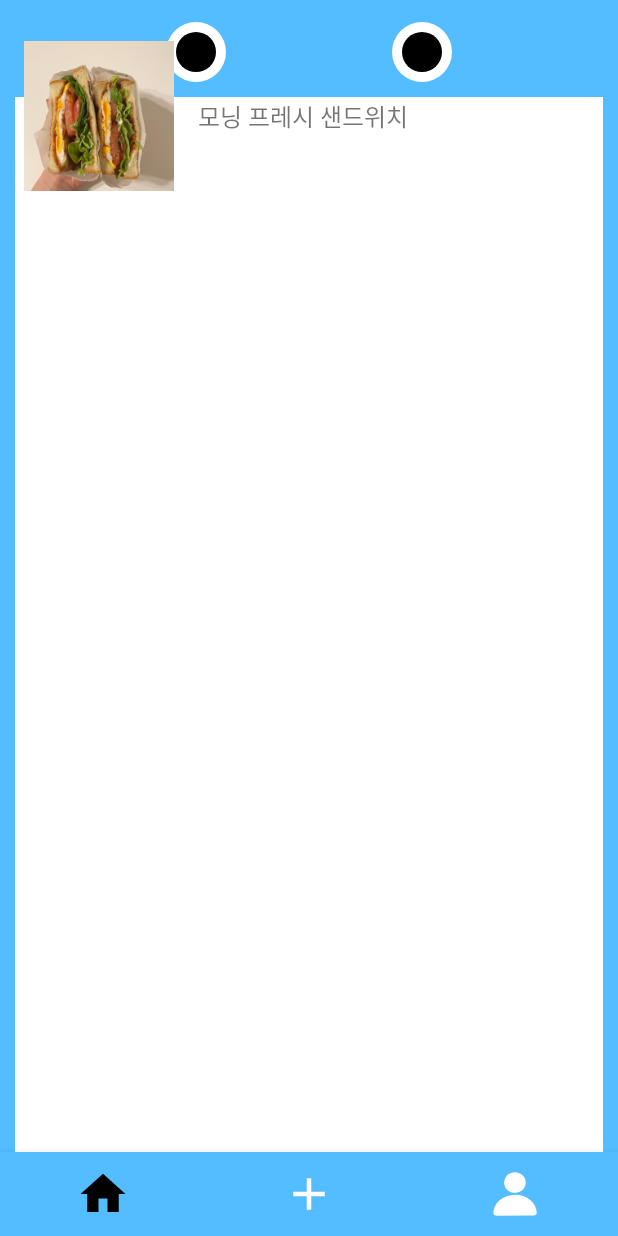
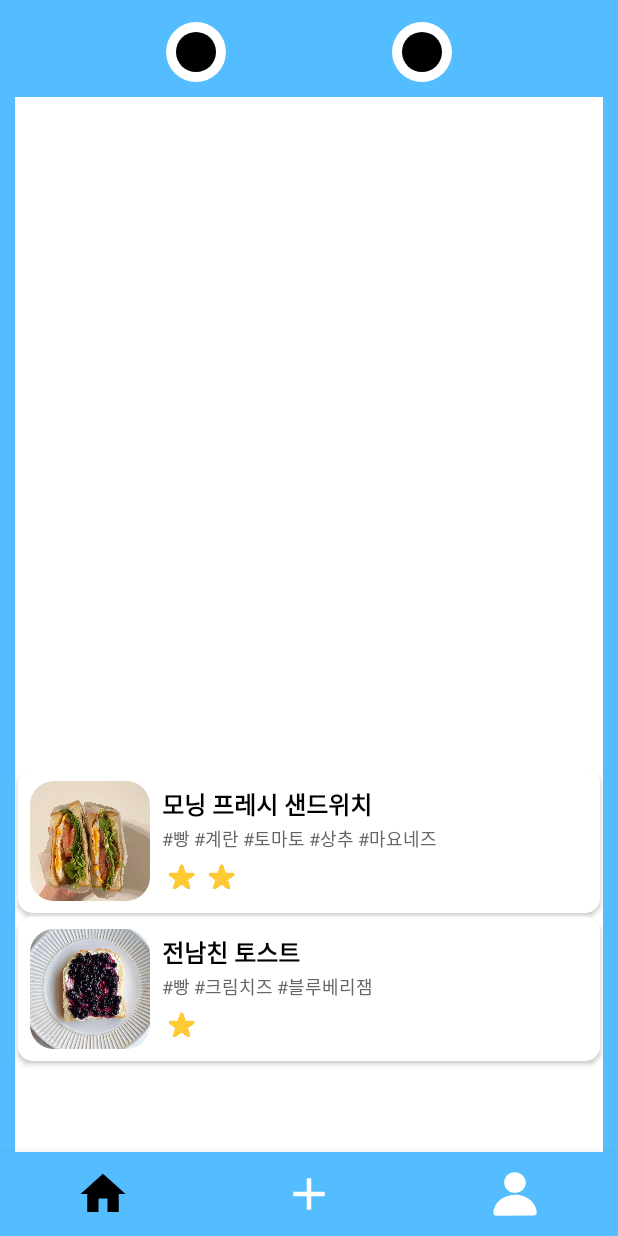
Before and after one commit to solmingming/project01, an Android app: the screen it shows after launch (MainActivity), on a phone screen of 412 x 824 dp. Run offline under Robolectric (Android 15) with nearby library versions, the phone set to English and light mode, and no system bars; our stand-ins replace navigation-ui.

Commit message:
07051040

```diff
--- a/app/src/main/java/com/example/myapplication_2/MainActivity.kt
+++ b/app/src/main/java/com/example/myapplication_2/MainActivity.kt
@@ -46,12 +46,23 @@ class MainActivity : AppCompatActivity() {
                         "3. 토마토는 얇게 잘라주고, 상추는 씻어서 물기를 제거해줍니다.\n" +
                         "4. 빵 한 쪽에 마요네즈를 바르고 상추 -> 토마토 -> 계란 순으로 쌓아줍니다.\n" +
                         "5. 다른 빵으로 덮고 반으로 자르면 완성!",
-                rating = 1,
+                rating = 2,
                 author = "김제형",
                 ingredients = listOf("빵","계란","토마토","상추","마요네즈")
             )
         )
-
+        RecipeRepository.recipeList.add(
+            Recipe(
+                imageFileName = "exboyfriend_toast.jpg",
+                title = "전남친 토스트",
+                description = "1. 식빵을 토스터기에 구워줍니다.\n" +
+                        "2. 크림치즈를 식빵에 발라줍니다.\n" +
+                        "3. 블루베리잼을 발라준 뒤 전자레인지에 10초간 데워주면 완성!",
+                rating = 1,
+                author = "김제형",
+                ingredients = listOf("빵","크림치즈","블루베리잼")
+            )
+        )
 
     }
 }
--- a/app/src/main/java/com/example/myapplication_2/ui/home/RecipeAdapter.kt
+++ b/app/src/main/java/com/example/myapplication_2/ui/home/RecipeAdapter.kt
@@ -1,38 +1,70 @@
 package com.example.myapplication_2.ui.home
 
+import android.content.Context
 import android.view.LayoutInflater
 import android.view.View
 import android.view.ViewGroup
 import android.widget.ImageView
+import android.widget.LinearLayout
 import android.widget.TextView
 import androidx.recyclerview.widget.RecyclerView
-import com.bumptech.glide.Glide
 import com.example.myapplication_2.R
 import com.example.myapplication_2.ui.model.Recipe
+import java.io.IOException
 
-class RecipeAdapter(private val recipes: List<Recipe>) :
-    RecyclerView.Adapter<RecipeAdapter.RecipeViewHolder>() {
+class RecipeAdapter(private val recipeList: List<Recipe>) :
+    RecyclerView.Adapter<RecipeAdapter.ViewHolder>() {
 
-    class RecipeViewHolder(view: View) : RecyclerView.ViewHolder(view) {
-        val image: ImageView = view.findViewById(R.id.recipeImage)
-        val title: TextView = view.findViewById(R.id.recipeTitle)
+    class ViewHolder(view: View) : RecyclerView.ViewHolder(view) {
+        val imageView: ImageView = view.findViewById(R.id.imageView)
+        val titleTextView: TextView = view.findViewById(R.id.textTitle)
+        val ingredientsTextView: TextView = view.findViewById(R.id.textIngredients)
+        val difficultyContainer: LinearLayout = view.findViewById(R.id.difficultyContainer)
     }
 
-    override fun onCreateViewHolder(parent: ViewGroup, viewType: Int): RecipeViewHolder {
+    override fun onCreateViewHolder(parent: ViewGroup, viewType: Int): ViewHolder {
         val view = LayoutInflater.from(parent.context)
             .inflate(R.layout.item_recipe, parent, false)
-        return RecipeViewHolder(view)
+        return ViewHolder(view)
     }
 
-    override fun onBindViewHolder(holder: RecipeViewHolder, position: Int) {
-        val recipe = recipes[position]
-        holder.title.text = recipe.title
+    override fun getItemCount(): Int = recipeList.size
 
-        val assetPath = "file:///android_asset/dish_Image/${recipe.imageFileName}"
-        Glide.with(holder.itemView.context)
-            .load(assetPath)
-            .into(holder.image)
+    override fun onBindViewHolder(holder: ViewHolder, position: Int) {
+        val recipe = recipeList[position]
+
+        // 제목 및 재료 표시
+        holder.titleTextView.text = recipe.title
+        holder.ingredientsTextView.text = recipe.ingredients.joinToString(" ") { "#$it" }
+
+        // 이미지 로드 (assets/dishImage/파일명)
+        val context: Context = holder.itemView.context
+        try {
+            val assetManager = context.assets
+            val inputStream = assetManager.open("dishImage/${recipe.imageFileName}")
+            val drawable = android.graphics.drawable.Drawable.createFromStream(inputStream, null)
+            holder.imageView.setImageDrawable(drawable)
+        } catch (e: IOException) {
+            e.printStackTrace()
+        }
+
+        // 난이도(물방울) 초기화 후 다시 채움
+        holder.difficultyContainer.removeAllViews()
+        val difficulty = recipe.rating.coerceIn(0, 5)
+
+        repeat(difficulty) {
+            val dropIcon = ImageView(context).apply {
+                setImageResource(R.drawable.ic_drop) // drawable에 있는 물방울 이미지 리소스
+                val sizeInDp = 25
+                val scale = context.resources.displayMetrics.density
+                val sizeInPx = (sizeInDp * scale + 0.5f).toInt()
+                layoutParams = LinearLayout.LayoutParams(sizeInPx, sizeInPx).apply {
+                    setMargins(1, 0, 1, 0)
+                }
+                scaleType = ImageView.ScaleType.FIT_CENTER
+            }
+            holder.difficultyContainer.addView(dropIcon)
+        }
+
     }
-
-    override fun getItemCount() = recipes.size
 }
--- /dev/null
+++ b/app/src/main/res/drawable/rounded_corner_mask.xml
@@ -0,0 +1,6 @@
+<?xml version="1.0" encoding="utf-8"?>
+<shape xmlns:android="http://schemas.android.com/apk/res/android"
+    android:shape="rectangle">
+    <corners android:radius="16dp" />
+    <solid android:color="@android:color/white" />
+</shape>
--- a/app/src/main/res/layout/fragment_home.xml
+++ b/app/src/main/res/layout/fragment_home.xml
@@ -25,10 +25,11 @@
         android:layout_width="0dp"
         android:layout_height="0dp"
         android:clipToPadding="false"
+        android:paddingTop="500dp"
+        app:layoutManager="androidx.recyclerview.widget.LinearLayoutManager"
         app:layout_constraintTop_toTopOf="parent"
         app:layout_constraintBottom_toBottomOf="parent"
         app:layout_constraintStart_toStartOf="parent"
-        app:layout_constraintEnd_toEndOf="parent"
-        android:padding="8dp"
-        tools:listitem="@layout/item_recipe" />
+        app:layout_constraintEnd_toEndOf="parent" />
+
 </androidx.constraintlayout.widget.ConstraintLayout>
--- a/app/src/main/res/layout/item_recipe.xml
+++ b/app/src/main/res/layout/item_recipe.xml
@@ -1,23 +1,65 @@
 <?xml version="1.0" encoding="utf-8"?>
-<LinearLayout xmlns:android="http://schemas.android.com/apk/res/android"
+<androidx.cardview.widget.CardView xmlns:android="http://schemas.android.com/apk/res/android"
+    xmlns:card_view="http://schemas.android.com/apk/res-auto"
     android:layout_width="match_parent"
     android:layout_height="wrap_content"
+    android:layout_marginStart="12dp"
+    android:layout_marginEnd="12dp"
+    android:layout_marginTop="1dp"
+    android:layout_marginBottom="1dp"
+    card_view:cardCornerRadius="10dp"
+    card_view:cardElevation="2dp">
+
+    <LinearLayout
+        android:layout_width="match_parent"
+        android:layout_height="wrap_content"
+        android:padding="8dp"
         android:orientation="horizontal"
-    android:padding="8dp">
+        android:background="@android:color/white">
 
+        <!-- 🍞 이미지 -->
         <ImageView
-        android:id="@+id/recipeImage"
-        android:layout_width="100dp"
-        android:layout_height="100dp"
-        android:scaleType="centerCrop" />
+            android:id="@+id/imageView"
+            android:layout_width="80dp"
+            android:layout_height="80dp"
+            android:scaleType="centerCrop"
+            android:layout_marginEnd="8dp"
+            android:contentDescription="레시피 이미지"
+            android:background="@drawable/rounded_corner_mask"
+            android:clipToOutline="true" />
+
+        <!-- 🧾 텍스트 영역 -->
+        <LinearLayout
+            android:layout_width="0dp"
+            android:layout_height="match_parent"
+            android:layout_weight="1"
+            android:orientation="vertical"
+            android:gravity="center_vertical">
 
             <TextView
-        android:id="@+id/recipeTitle"
-        android:layout_width="0dp"
+                android:id="@+id/textTitle"
+                android:layout_width="match_parent"
                 android:layout_height="wrap_content"
-        android:layout_marginStart="16dp"
-        android:layout_gravity="center_vertical"
-        android:layout_weight="1"
                 android:textSize="16sp"
-        android:text="제목" />
+                android:textStyle="bold"
+                android:textColor="#000000" />
+
+            <TextView
+                android:id="@+id/textIngredients"
+                android:layout_width="match_parent"
+                android:layout_height="wrap_content"
+                android:textSize="12sp"
+                android:textColor="#666666"
+                android:layout_marginTop="2dp" />
+
+            <LinearLayout
+                android:id="@+id/difficultyContainer"
+                android:layout_width="wrap_content"
+                android:layout_height="wrap_content"
+                android:orientation="horizontal"
+                android:layout_marginTop="4dp"
+                />
         </LinearLayout>
+
+    </LinearLayout>
+</androidx.cardview.widget.CardView>
```
Also changed, not shown: app/src/main/assets/dishImage/exboyfriend_toast.jpg (added), app/src/main/assets/dishImage/morning_fresh_sandwich.jpg (renamed from app/src/main/assets/dish_Image/morning_fresh_sandwich.jpg), app/src/main/res/drawable/ic_drop.png (added). Lines whose indentation alone changed are shown as unchanged.
